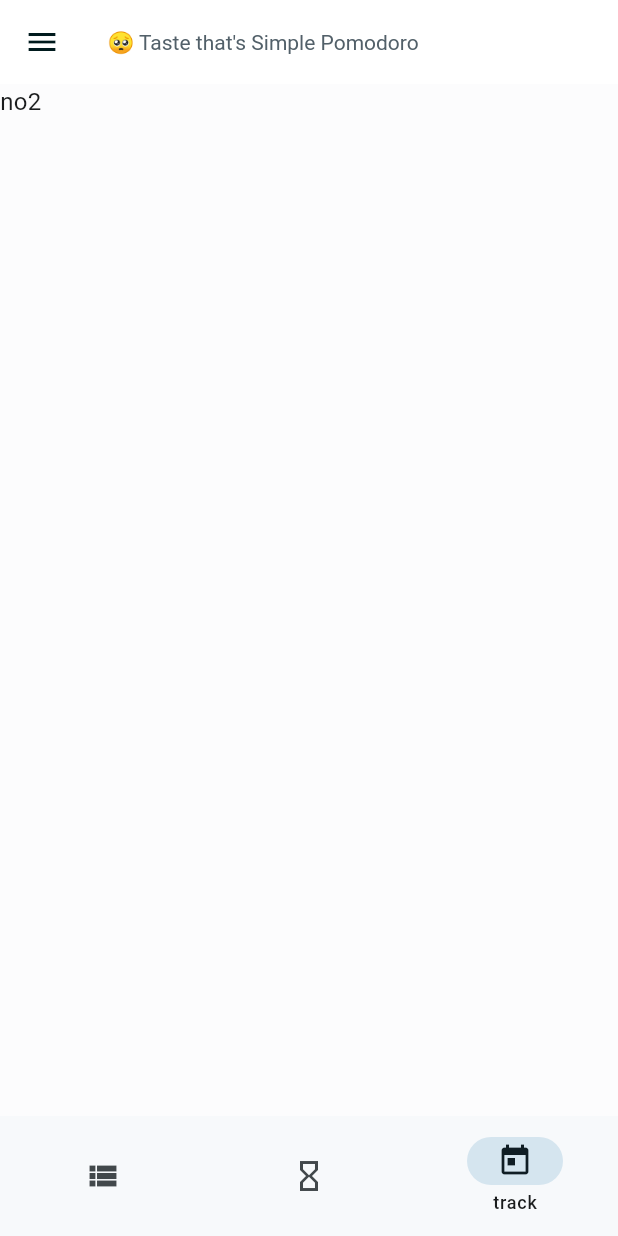
After one commit to sakanafuto/pomodoro, a Flutter app: the screen it shows after launch, swiped to page 3, on a phone screen of 412 x 824 dp. The commit adds this screen. Run offline on Flutter 3.47's test engine with Material 2 defaults, Android fonts, the phone set to English and light mode, and no system bars; our stand-ins replace google_fonts, hooks_riverpod, percent_indicator.

Commit message:
:bug: 下タブを切り替えてもタイマーが継続するように修正

```diff
--- a/lib/main.dart
+++ b/lib/main.dart
@@ -1,8 +1,9 @@
 import 'package:flutter/material.dart';
 import 'package:pomodoro/theme/app_theme.dart';
-import 'package:pomodoro/ui/component/bottom_navigation_bar_view.dart';
+import 'package:hooks_riverpod/hooks_riverpod.dart';
 
-import 'package:hooks_riverpod/hooks_riverpod.dart';
+import 'ui/root_screen.dart';
+
 void main() => runApp(const ProviderScope(child: MyApp()));
 
 class MyApp extends StatelessWidget {
@@ -13,9 +14,10 @@ class MyApp extends StatelessWidget {
     return MaterialApp(
       theme: AppThemeData.mainThemeData,
       title: 'GreedApp',
-      home: Scaffold(
-        bottomNavigationBar: BottomNavigationBarView(),
-      ),
+      initialRoute: '/',
+      routes: <String, WidgetBuilder>{
+        '/': (_) => RootScreen(),
+      }
     );
   }
 }
--- a/lib/ui/component/bottom_navigation_bar_view.dart
+++ /dev/null
@@ -1,72 +0,0 @@
-import 'package:flutter/material.dart';
-import 'package:pomodoro/ui/home/home_screen.dart';
-import 'package:pomodoro/ui/timer/timer_list_screen.dart';
-
-import 'package:hooks_riverpod/hooks_riverpod.dart';
-
-final appTabTypeProvider =
-    StateProvider.autoDispose<AppTabType>((ref) => AppTabType.home);
-// final isTabTapProvider = StateProvider<bool>((ref) => false);
-
-enum AppTabType {
-  no,
-  home,
-  no2,
-}
-
-class BottomNavigationBarView extends ConsumerWidget {
-  BottomNavigationBarView({Key? key}) : super(key: key);
-
-  final _pages = [
-    TimerListScreen(),
-    HomeScreen(),
-    const Text("no2"),
-  ];
-
-  @override
-  Widget build(BuildContext context, WidgetRef ref) {
-    return MaterialApp(
-      theme: Theme.of(context),
-      home: Scaffold(
-        appBar: AppBar(
-          elevation: 0,
-          title: Text("🥺 Taste that's Simple Pomodoro"),
-        ),
-        body: _pages[ref.watch(appTabTypeProvider).index],
-        bottomNavigationBar: BottomNavigationBar(
-          type: BottomNavigationBarType.shifting,
-          items: const [
-            BottomNavigationBarItem(
-              icon: Icon(Icons.view_list),
-              label: "",
-            ),
-            BottomNavigationBarItem(
-              icon: Icon(Icons.hourglass_empty_outlined),
-              label: "",
-            ),
-            BottomNavigationBarItem(
-              icon: Icon(Icons.today),
-              label: "",
-            ),
-          ],
-          currentIndex: ref.watch(appTabTypeProvider).index,
-          onTap: (selectIndex) {
-            // ref.watch(timerProvider.notifier).state.cancel();
-            ref.read(appTabTypeProvider.notifier).state =
-                AppTabType.values[selectIndex];
-          },
-        ),
-        drawer: _drawer(context),
-      ),
-    );
-  }
-
-  Widget _drawer(BuildContext context) {
-    return Drawer(
-      backgroundColor: Theme.of(context).colorScheme.primaryContainer,
-      child: Center(
-        child: Text("Simple Drawer"),
-      ),
-    );
-  }
-}
--- /dev/null
+++ b/lib/ui/root_screen.dart
@@ -0,0 +1,76 @@
+import 'package:flutter/material.dart';
+import 'package:hooks_riverpod/hooks_riverpod.dart';
+import 'package:pomodoro/ui/timer/timer_list_screen.dart';
+
+import 'home/home_screen.dart';
+
+final currentPageIndexProvider = StateProvider<int>((ref) => 0);
+final pageViewControllerProvider =
+    StateProvider<PageController>((ref) => PageController());
+
+class RootScreen extends HookConsumerWidget {
+  RootScreen({Key? key}) : super(key: key);
+
+  final _pages = [
+    TimerListScreen(),
+    HomeScreen(),
+    const Text("no2"),
+  ];
+
+  @override
+  Widget build(BuildContext context, WidgetRef ref) {
+    final currentPageIndex = ref.watch(currentPageIndexProvider);
+    final pageViewController = ref.watch(pageViewControllerProvider);
+    return Scaffold(
+      appBar: AppBar(
+        backgroundColor: Theme.of(context).colorScheme.onPrimary,
+        elevation: 0,
+        title: const Text("🥺 Taste that's Simple Pomodoro"),
+      ),
+      drawer: _drawer(context),
+      bottomNavigationBar: NavigationBar(
+        onDestinationSelected: (int index) {
+          ref.read(pageViewControllerProvider.notifier).state.animateToPage(
+              index,
+              duration: const Duration(milliseconds: 200),
+              curve: Curves.ease);
+        },
+        selectedIndex: currentPageIndex,
+        surfaceTintColor: Theme.of(context).colorScheme.secondaryContainer,
+        animationDuration: const Duration(milliseconds: 500),
+        elevation: 10,
+        height: 80, labelBehavior: NavigationDestinationLabelBehavior.onlyShowSelected,
+        destinations: const <Widget>[
+          NavigationDestination(
+            icon: Icon(Icons.view_list),
+            label: "list",
+          ),
+          NavigationDestination(
+            icon: Icon(Icons.hourglass_empty_outlined),
+            label: "focus",
+          ),
+          NavigationDestination(
+            icon: Icon(Icons.today),
+            label: "track",
+          ),
+        ],
+      ),
+      body: PageView(
+        controller: pageViewController,
+        children: _pages,
+        onPageChanged: (index) {
+          ref.read(currentPageIndexProvider.notifier).state = index;
+        },
+      ),
+    );
+  }
+
+  Widget _drawer(BuildContext context) {
+    return Drawer(
+      backgroundColor: Theme.of(context).colorScheme.secondaryContainer,
+      child: const Center(
+        child: Text("Simple Drawer"),
+      ),
+    );
+  }
+}
--- a/lib/ui/timer/add_timer_screen.dart
+++ b/lib/ui/timer/add_timer_screen.dart
@@ -11,7 +11,7 @@ class AddTimerScreen extends HookConsumerWidget {
         onTap: () => Navigator.popUntil(context, (route) => route.isFirst),
         child: Center(
           child: Container(
-            color: Theme.of(context).colorScheme.secondaryContainer,
+            color: Theme.of(context).colorScheme.primaryContainer,
             child: GestureDetector(
               onTap: () {},
               child: Center(
--- a/lib/ui/timer/timer_list_screen.dart
+++ b/lib/ui/timer/timer_list_screen.dart
@@ -18,7 +18,7 @@ class TimerListScreen extends HookConsumerWidget {
 
   Widget _buildTimerList(BuildContext context) {
     return Card(
-      color: Theme.of(context).colorScheme.background,
+      // color: Theme.of(context).colorScheme.primaryContainer,
       margin: const EdgeInsets.symmetric(vertical: 8.0, horizontal: 16.0),
       elevation: 3,
       child: InkWell(
```
Also changed, not shown: lib/ui/home/home_screen.dart (+13 -10 lines), 3 other files.
